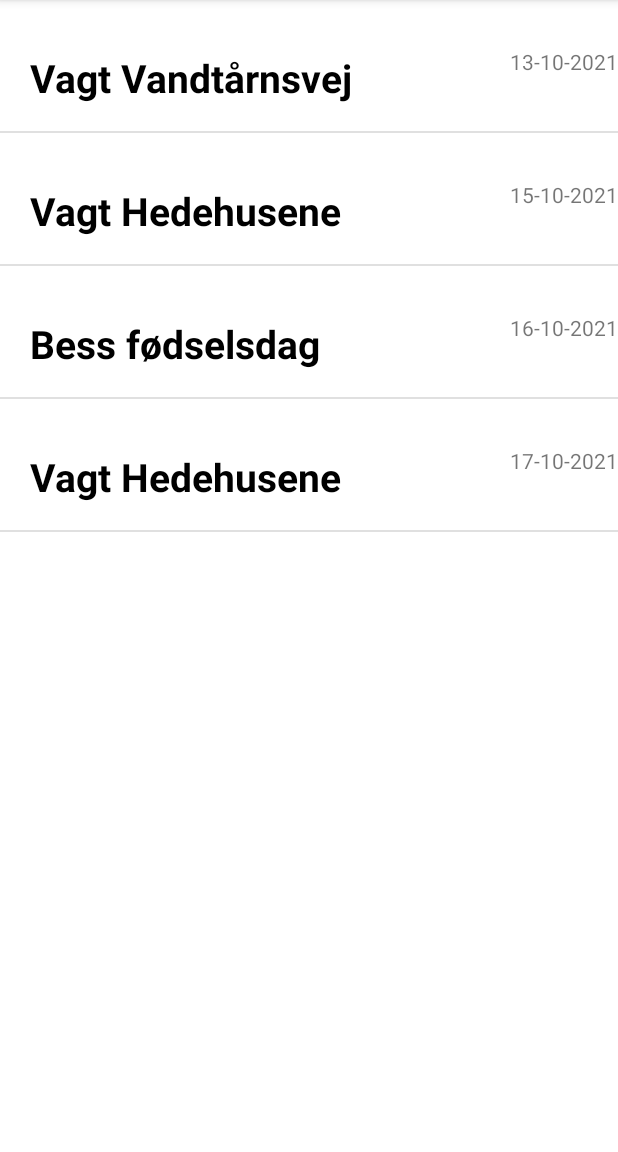
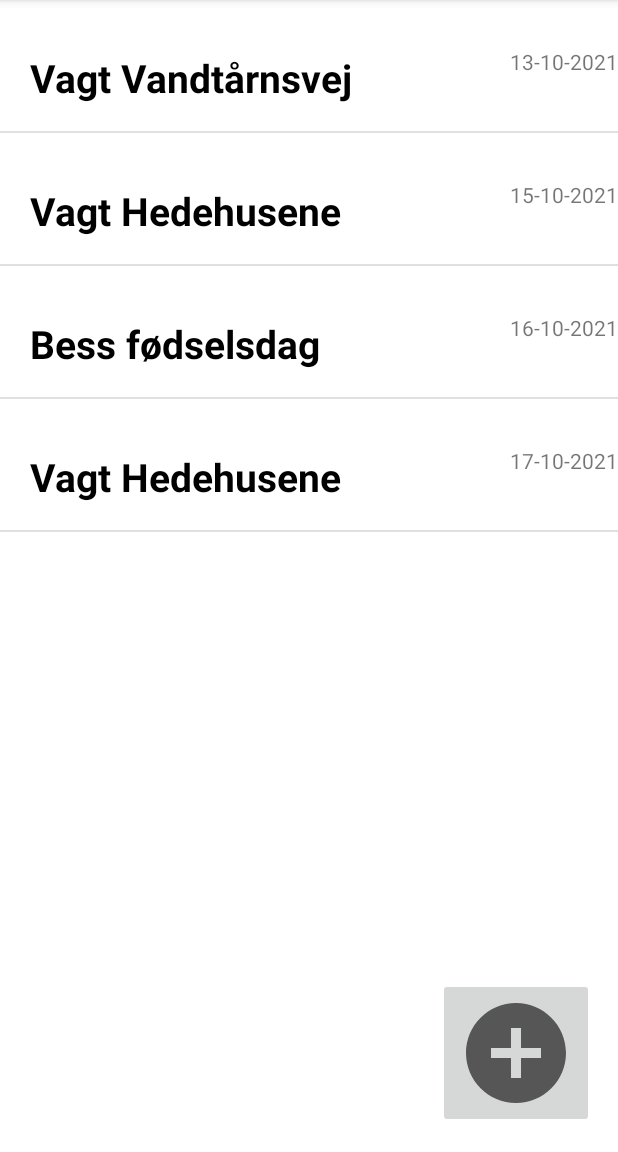
Before and after one commit to guttesentheodor/CalendarApp, an Android app: the screen it shows after launch (CalendarActivity), on a phone screen of 412 x 824 dp, the part 84-1236 px from its top. Run offline under Robolectric (Android 15) with nearby library versions, the phone set to English and light mode, and no system bars.

Commit message:
button to makeappointment. Dates are in dateformat.

```diff
--- a/app/src/main/AndroidManifest.xml
+++ b/app/src/main/AndroidManifest.xml
@@ -9,6 +9,9 @@
         android:roundIcon="@mipmap/ic_launcher_round"
         android:supportsRtl="true"
         android:theme="@style/Theme.CalendarApp">
+        <activity
+            android:name=".MakeAppointmentActivity"
+            android:exported="true" />
         <activity
             android:name=".AppointmentActivity"
             android:exported="true" />
--- a/app/src/main/java/com/example/calendarapp/Appointment.kt
+++ b/app/src/main/java/com/example/calendarapp/Appointment.kt
@@ -1,3 +1,5 @@
 package com.example.calendarapp
 
-data class Appointment(var appointmentTitle : String, var appointmentNote : String, var appointmentDate : String)
+import java.time.LocalDate
+
+data class Appointment(var appointmentTitle : String, var appointmentNote : String, var appointmentDate : LocalDate)
--- a/app/src/main/java/com/example/calendarapp/CalendarActivity.kt
+++ b/app/src/main/java/com/example/calendarapp/CalendarActivity.kt
@@ -1,15 +1,20 @@
 package com.example.calendarapp
 
 import android.content.Intent
+import android.os.Build
 import androidx.appcompat.app.AppCompatActivity
 import android.os.Bundle
+import androidx.annotation.RequiresApi
 import com.example.calendarapp.databinding.ActivityCalendarBinding
+import java.time.LocalDate
+import java.time.format.DateTimeFormatter
 
 class CalendarActivity : AppCompatActivity() {
 
     private lateinit var binding : ActivityCalendarBinding
     private lateinit var appointmentArrayList : ArrayList<Appointment>
 
+    @RequiresApi(Build.VERSION_CODES.O)
     override fun onCreate(savedInstanceState: Bundle?) {
         super.onCreate(savedInstanceState)
         binding = ActivityCalendarBinding.inflate(layoutInflater)
@@ -27,11 +32,13 @@ class CalendarActivity : AppCompatActivity() {
             "begynder kl. 14",
             "kør mor og far til lufthavnen først"
         )
-        val appointmentDates = arrayOf(
-            "13-10-2021",
-            "15-10-2021",
-            "16-10-2021",
-            "17-10-2021"
+        var formatter = DateTimeFormatter.ofPattern("dd-MM-yyyy")
+
+        val appointmentDates = arrayOf (
+            LocalDate.parse("13-10-2021", formatter),
+            LocalDate.parse("15-10-2021",formatter),
+            LocalDate.parse("16-10-2021",formatter),
+            LocalDate.parse("17-10-2021",formatter)
         )
 
         appointmentArrayList = ArrayList()
@@ -51,7 +58,13 @@ class CalendarActivity : AppCompatActivity() {
             val i = Intent(this,AppointmentActivity::class.java)
             i.putExtra("title", appointmentTitle)
             i.putExtra("note", appointmentNote)
-            i.putExtra("date", appointmentDate)
+            i.putExtra("date", appointmentDate.toString())
+            startActivity(i)
+        }
+
+        binding.fab.isClickable = true
+        binding.fab.setOnClickListener {
+            val i = Intent(this,MakeAppointmentActivity::class.java)
             startActivity(i)
         }
     }
--- a/app/src/main/java/com/example/calendarapp/ListAdapter.kt
+++ b/app/src/main/java/com/example/calendarapp/ListAdapter.kt
@@ -1,14 +1,18 @@
 package com.example.calendarapp
 
 import android.app.Activity
+import android.os.Build
 import android.view.LayoutInflater
 import android.view.View
 import android.view.ViewGroup
 import android.widget.ArrayAdapter
 import android.widget.TextView
+import androidx.annotation.RequiresApi
+import java.time.format.DateTimeFormatter
 
 
 class ListAdapter(private val context : Activity, private val arrayList : ArrayList<Appointment>) : ArrayAdapter<Appointment>(context, R.layout.list_item, arrayList) {
+    @RequiresApi(Build.VERSION_CODES.O)
     override fun getView(position: Int, convertView: View?, parent: ViewGroup): View {
 
         val inflater: LayoutInflater = LayoutInflater.from(context)
@@ -18,7 +22,7 @@ class ListAdapter(private val context : Activity, private val arrayList : ArrayL
         val appointmentDate : TextView = view.findViewById(R.id.appointmentDate)
 
         appointmentTitle.text = arrayList[position].appointmentTitle
-        appointmentDate.text = arrayList[position].appointmentDate
+        appointmentDate.text = arrayList[position].appointmentDate.format(DateTimeFormatter.ofPattern("dd-MM-yyyy"))
 
         return view
     }
--- /dev/null
+++ b/app/src/main/res/drawable/ic_baseline_add_circle_24.xml
@@ -0,0 +1,5 @@
+<vector android:height="80dp" android:tint="?attr/colorControlNormal"
+    android:viewportHeight="24" android:viewportWidth="24"
+    android:width="80dp" xmlns:android="http://schemas.android.com/apk/res/android">
+    <path android:fillColor="@android:color/white" android:pathData="M12,2C6.48,2 2,6.48 2,12s4.48,10 10,10 10,-4.48 10,-10S17.52,2 12,2zM17,13h-4v4h-2v-4L7,13v-2h4L11,7h2v4h4v2z"/>
+</vector>
--- a/app/src/main/res/layout/activity_appointment.xml
+++ b/app/src/main/res/layout/activity_appointment.xml
@@ -40,11 +40,6 @@
             <TextView
                 android:layout_width="wrap_content"
                 android:layout_height="wrap_content"
-                android:text="Note"
-                android:textSize="12sp"/>
-            <TextView
-                android:layout_width="wrap_content"
-                android:layout_height="wrap_content"
                 android:id="@+id/appointmentNote"
                 android:text="Note example"
                 android:textSize="26sp"
--- a/app/src/main/res/layout/activity_calendar.xml
+++ b/app/src/main/res/layout/activity_calendar.xml
@@ -10,6 +10,20 @@
         android:id="@+id/listview"
         android:layout_width="match_parent"
         android:layout_height="match_parent"
-        tools:listitem="@layout/list_item"/>
+        tools:listitem="@layout/list_item" />
+
+    <ImageButton
+        android:id="@+id/fab"
+        android:layout_width="wrap_content"
+        android:layout_height="wrap_content"
+        android:src="@drawable/ic_baseline_add_circle_24"
+        android:layout_gravity="end|bottom"
+        android:layout_margin="16dp"
+        android:layout_marginBottom="16dp"
+        android:contentDescription="@string/submit"
+        app:layout_constraintBottom_toBottomOf="parent"
+        app:layout_constraintEnd_toEndOf="parent"
+        />
+
 
 </androidx.constraintlayout.widget.ConstraintLayout>
--- a/app/src/main/res/values/colors.xml
+++ b/app/src/main/res/values/colors.xml
@@ -6,5 +6,6 @@
     <color name="teal_200">#FF03DAC5</color>
     <color name="teal_700">#FF018786</color>
     <color name="black">#FF000000</color>
+    <color name="gray">#808080</color>
     <color name="white">#FFFFFFFF</color>
 </resources>
--- a/app/src/main/res/values/strings.xml
+++ b/app/src/main/res/values/strings.xml
@@ -1,3 +1,9 @@
 <resources>
     <string name="app_name">CalendarApp</string>
+    <string name="submit">CalendarApp</string>
+    <string name="MakeAppointment">Opret aftale</string>
+    <string name="Title">Titel</string>
+    <string name="note">skriv noter her</string>
+    <string name="MakeAppointmentDone">Tilføj</string>
+
 </resources>
```
Also changed, not shown: app/src/main/java/com/example/calendarapp/AppointmentActivity.kt (+9 -1 lines), app/src/main/java/com/example/calendarapp/MakeAppointmentActivity.kt (added, +13 -0 lines), app/src/main/res/layout/activity_make_appointment.xml (added, +70 -0 lines).
